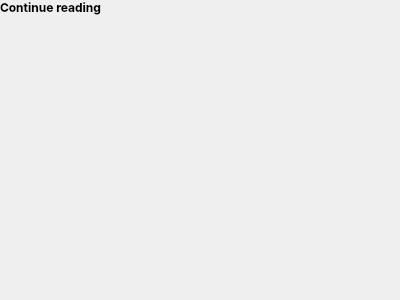
Before: the Qt Designer form homepagewidget.ui in Quill-OS/quill, drawn with Qt 5.
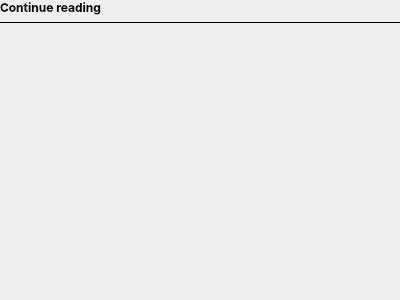
After: the same form once the commit is applied.

```diff
--- a/homepagewidget.ui
+++ b/homepagewidget.ui
@@ -55,10 +55,20 @@
       <enum>QLayout::SetNoConstraint</enum>
      </property>
      <property name="topMargin">
-      <number>25</number>
+      <number>0</number>
      </property>
     </layout>
    </item>
+   <item>
+    <widget class="Line" name="line">
+     <property name="frameShadow">
+      <enum>QFrame::Plain</enum>
+     </property>
+     <property name="orientation">
+      <enum>Qt::Horizontal</enum>
+     </property>
+    </widget>
+   </item>
    <item>
     <spacer name="verticalSpacer">
      <property name="orientation">
```
